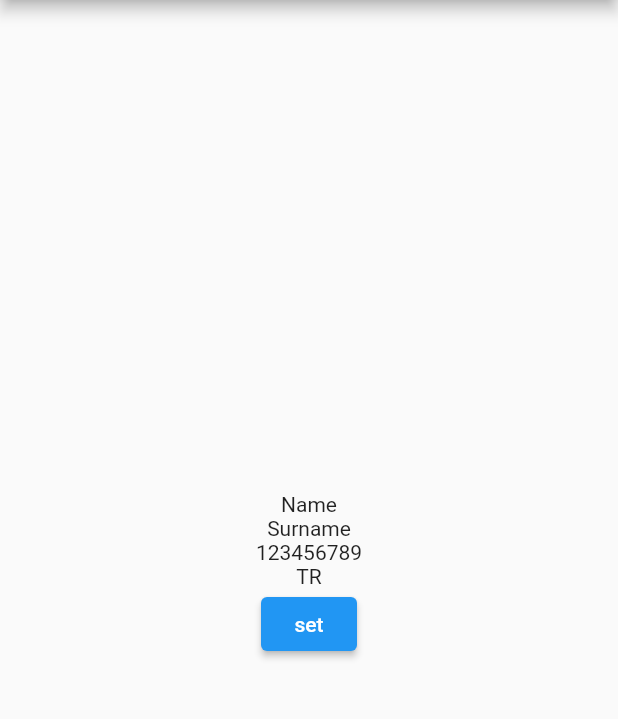
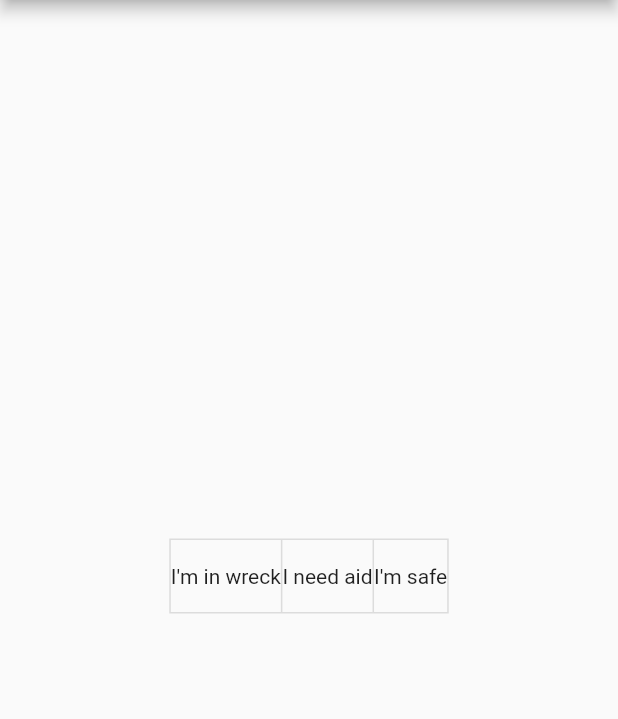
Before and after one commit to FurkanZekiTurkzeybek/BC_Disaster_Mobile, a Flutter app: the screen it shows after launch, on a phone screen of 412 x 824 dp, the part 84-803 px from its top. Run offline on Flutter 3.47's test engine with Material 2 defaults, Android fonts, the phone set to English and light mode, and no system bars; our stand-ins replace cloud_firestore, firebase_core; missing offline and left inert: web3dart; accounts and stored records are empty; generated files the repository leaves out were written again.

Commit message:
-Status buttons added

```diff
--- a/lib/main.dart
+++ b/lib/main.dart
@@ -5,6 +5,8 @@ import 'package:http/http.dart';
 import 'package:web3dart/web3dart.dart';
 import 'package:firebase_core/firebase_core.dart';
 import 'firebase_options.dart';
+
+import 'status_screen.dart';
 
 Future<void> main() async {
   runApp(const MyApp());
@@ -73,12 +75,6 @@ class _MyHomePageState extends State<MyHomePage> {
   Future<String> getContractAddress() async {
     final docRef = db.collection("users").doc("test");
     String contAddress = "";
-    /*docRef.get().then((FB.DocumentSnapshot doc) {
-      final data = doc.data() as Map<String, dynamic>;
-      String addr = data.entries.first.value.toString();
-    });*/
-    //This part is discarded.
-
     FB.DocumentSnapshot doc = await docRef.get();
     final data = doc.data() as Map<String, dynamic>;
     contAddress = data.entries.first.value.toString();
@@ -147,7 +143,8 @@ class _MyHomePageState extends State<MyHomePage> {
         child: Column(
           mainAxisAlignment: MainAxisAlignment.center,
           children: <Widget>[
-            Text(name),
+            ToggleStatus(),
+            /*Text(name),
             Text(surname),
             Text(ssn),
             Text(address),
@@ -157,7 +154,7 @@ class _MyHomePageState extends State<MyHomePage> {
                     deploy();
                   });
                 },
-                child: Text("set")),
+                child: Text("set"))*/
           ],
         ),
       ),
--- /dev/null
+++ b/lib/status_screen.dart
@@ -0,0 +1,36 @@
+import 'package:flutter/cupertino.dart';
+import 'package:flutter/material.dart';
+
+const List<Widget> fruits = <Widget>[
+  Text("I'm in wreck"),
+  Text("I need aid"),
+  Text("I'm safe")
+];
+final List<bool> status = <bool>[false, false, false];
+
+class ToggleStatus extends StatefulWidget {
+  @override
+  State<ToggleStatus> createState() => _ToggleStatusState();
+}
+
+class _ToggleStatusState extends State<ToggleStatus> {
+  @override
+  Widget build(BuildContext context) {
+    // TODO: implement build
+    return Center(
+      child: Column(
+        children: [
+          ToggleButtons(isSelected: status, children: fruits,
+          onPressed: (int index) => {
+            setState(() {
+              for (int i = 0; i < status.length; i++) {
+                status[i] = i == index;
+              }
+              print(fruits[index]);
+            })
+          },),
+        ],
+      ),
+    );
+  }
+}
```
Also changed, not shown: assets/contract.json (+17 -0 lines).
